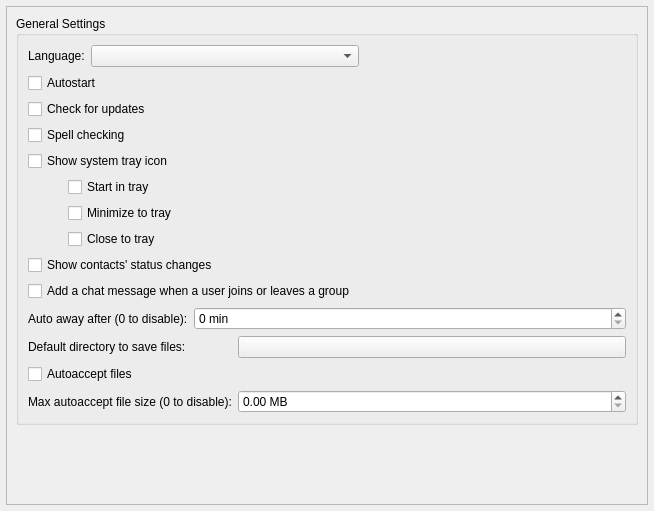
This is src/modules/im/src/widget/form/settings/generalsettings.ui in okstar-org/ok-msg-desktop as Qt 5 draws it before an edit. The edited form follows.
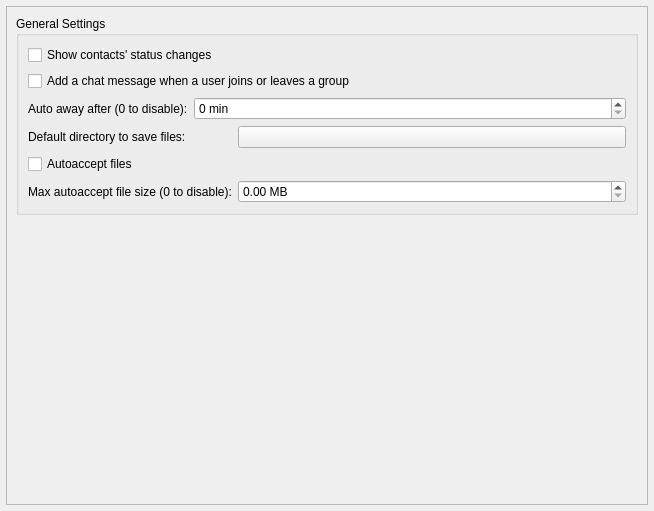
This is the edited form. Custom widgets are drawn as their Qt base class.

```diff
--- a/src/modules/im/src/widget/form/settings/generalsettings.ui
+++ b/src/modules/im/src/widget/form/settings/generalsettings.ui
@@ -39,8 +39,8 @@
        <rect>
         <x>0</x>
         <y>0</y>
-        <width>617</width>
-        <height>541</height>
+        <width>638</width>
+        <height>495</height>
        </rect>
       </property>
       <layout class="QVBoxLayout" name="verticalLayout_4" stretch="0,0">
@@ -56,147 +56,13 @@
           <string>General Settings</string>
          </property>
          <layout class="QVBoxLayout" name="verticalLayout_3">
-          <item>
-           <layout class="QHBoxLayout" name="generalLayout">
-            <item>
-             <widget class="QLabel" name="transLabel">
-              <property name="toolTip">
-               <string>The translation may not load until qTox restarts.</string>
-              </property>
-              <property name="text">
-               <string>Language:</string>
-              </property>
-             </widget>
-            </item>
-            <item>
-             <widget class="QComboBox" name="transComboBox">
-              <property name="sizePolicy">
-               <sizepolicy hsizetype="Expanding" vsizetype="Fixed">
-                <horstretch>0</horstretch>
-                <verstretch>0</verstretch>
-               </sizepolicy>
-              </property>
-              <property name="toolTip">
-               <string>The translation may not load until qTox restarts.</string>
-              </property>
-             </widget>
-            </item>
-            <item>
-             <spacer name="generalSpacer">
-              <property name="orientation">
-               <enum>Qt::Horizontal</enum>
-              </property>
-              <property name="sizeHint" stdset="0">
-               <size>
-                <width>40</width>
-                <height>20</height>
-               </size>
-              </property>
-             </spacer>
-            </item>
-           </layout>
-          </item>
-          <item>
-           <layout class="QVBoxLayout" name="startupLayout">
-            <item>
-             <widget class="QCheckBox" name="cbAutorun">
-              <property name="toolTip">
-               <string>Start qTox on operating system startup (current profile).</string>
-              </property>
-              <property name="text">
-               <string>Autostart</string>
-              </property>
-             </widget>
-            </item>
-            <item>
-             <widget class="QCheckBox" name="checkUpdates">
-              <property name="text">
-               <string>Check for updates</string>
-              </property>
-             </widget>
-            </item>
-           </layout>
-          </item>
           <item>
            <layout class="QVBoxLayout" name="verticalLayout_6">
-            <item>
-             <widget class="QCheckBox" name="cbSpellChecking">
-              <property name="text">
-               <string>Spell checking</string>
-              </property>
-             </widget>
-            </item>
-            <item>
-             <widget class="QCheckBox" name="showSystemTray">
-              <property name="enabled">
-               <bool>true</bool>
-              </property>
-              <property name="sizePolicy">
-               <sizepolicy hsizetype="Minimum" vsizetype="Minimum">
-                <horstretch>0</horstretch>
-                <verstretch>0</verstretch>
-               </sizepolicy>
-              </property>
-              <property name="text">
-               <string>Show system tray icon</string>
-              </property>
-             </widget>
-            </item>
             <item>
              <layout class="QVBoxLayout" name="verticalLayout_8">
               <property name="leftMargin">
                <number>40</number>
               </property>
-              <item>
-               <widget class="QCheckBox" name="startInTray">
-                <property name="sizePolicy">
-                 <sizepolicy hsizetype="Minimum" vsizetype="Minimum">
-                  <horstretch>0</horstretch>
-                  <verstretch>0</verstretch>
-                 </sizepolicy>
-                </property>
-                <property name="toolTip">
-                 <string comment="toolTip for Start in tray setting">qTox will start minimized in tray.</string>
-                </property>
-                <property name="text">
-                 <string>Start in tray</string>
-                </property>
-               </widget>
-              </item>
-              <item>
-               <widget class="QCheckBox" name="minimizeToTray">
-                <property name="sizePolicy">
-                 <sizepolicy hsizetype="Minimum" vsizetype="Minimum">
-                  <horstretch>0</horstretch>
-                  <verstretch>0</verstretch>
-                 </sizepolicy>
-                </property>
-                <property name="toolTip">
-                 <string comment="toolTip for minimize to tray setting">After pressing minimize (_) qTox will minimize itself to tray,
-instead of system taskbar.</string>
-                </property>
-                <property name="text">
-                 <string>Minimize to tray</string>
-                </property>
-               </widget>
-              </item>
-              <item>
-               <widget class="QCheckBox" name="closeToTray">
-                <property name="sizePolicy">
-                 <sizepolicy hsizetype="Minimum" vsizetype="Minimum">
-                  <horstretch>0</horstretch>
-                  <verstretch>0</verstretch>
-                 </sizepolicy>
-                </property>
-                <property name="toolTip">
-                 <string comment="toolTip for close to tray setting">After pressing close (X) qTox will minimize to tray,
-instead of closing itself.</string>
-                </property>
-                <property name="text">
-                 <string>Close to tray</string>
-                </property>
-               </widget>
-              </item>
              </layout>
             </item>
             <item>
```
Left out of the diff: 58 changed lines with no effect on the pictures.
